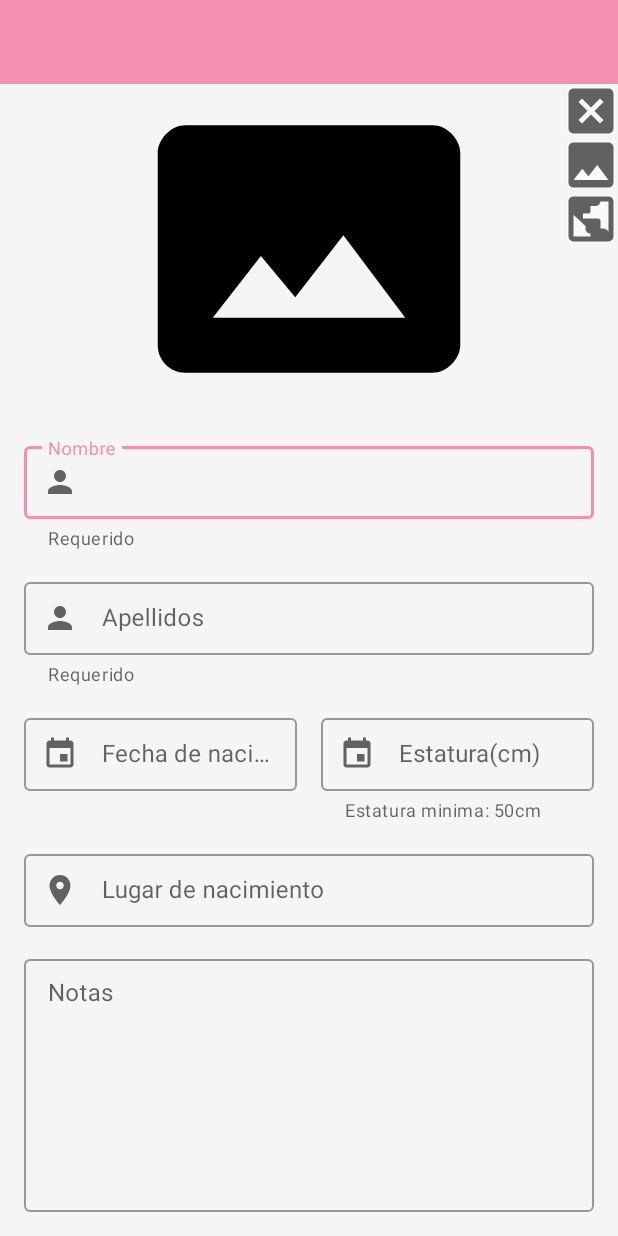
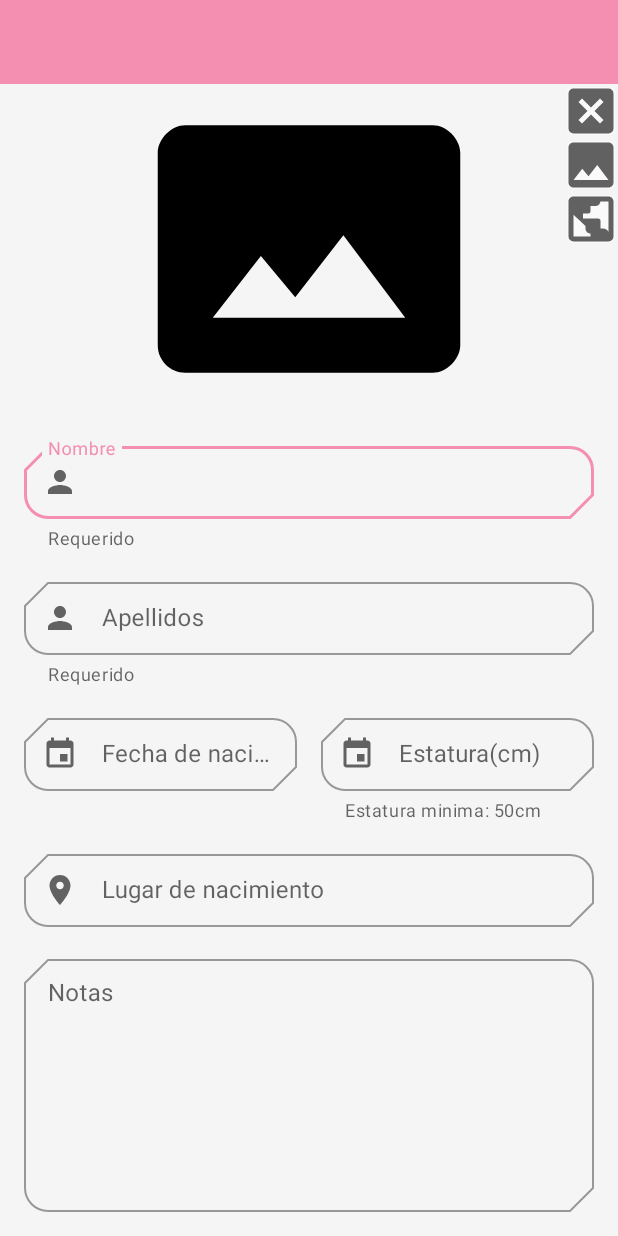
Before and after one commit to jmerino12/MDTop-Base, an Android app: the AddArtistActivity screen opened directly, with no data from a screen before it, on a phone screen of 412 x 824 dp. Run offline under Robolectric (Android 15) with nearby library versions, the phone set to English and light mode, and no system bars; our stand-ins replace ButterKnife; libraries missing offline, so code that uses them is left out: com.raizlabs.android; pictures from the network do not load; 1 statement that could not run was skipped.

Commit message:
Shape primeros pasos

```diff
--- /dev/null
+++ b/app/src/main/res/values/shape.xml
@@ -0,0 +1,12 @@
+<?xml version="1.0" encoding="utf-8"?>
+<resources>
+    <style name="ShapeAppearance.MyTheme.SmallComponent"
+        parent="ShapeAppearance.MaterialComponents.SmallComponent">
+        <item name="cornerFamilyTopRight">rounded</item>
+        <item name="cornerFamilyTopLeft">cut</item>
+        <item name="cornerFamilyBottomRight">cut</item>
+        <item name="cornerFamilyBottomLeft">rounded</item>
+
+        <item name="cornerSize">16dp</item>
+    </style>
+</resources>
--- a/app/src/main/res/values/themes.xml
+++ b/app/src/main/res/values/themes.xml
@@ -20,6 +20,8 @@
         <item name="colorOnBackground">@color/color_on_background</item>
         <item name="colorOnSurface">@color/color_on_surface</item>
         <item name="colorOnError">@color/color_on_error</item>
+
+        <item name="shapeAppearanceSmallComponent">@style/ShapeAppearance.MyTheme.SmallComponent</item>
     </style>
 
     <style name="Base.MaterialThemeBuilder" parent="Theme.MaterialComponents.DayNight.NoActionBar">
```
